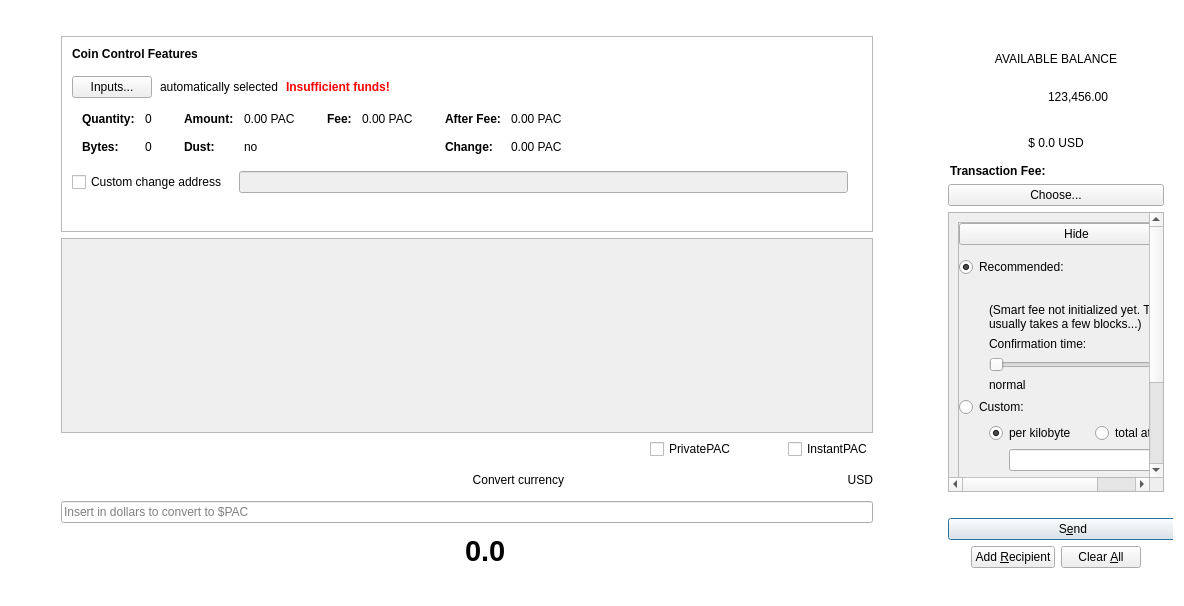
PACCommunity/PAC, file src/qt/forms/sendcoinsdialog.ui: the form before one commit.
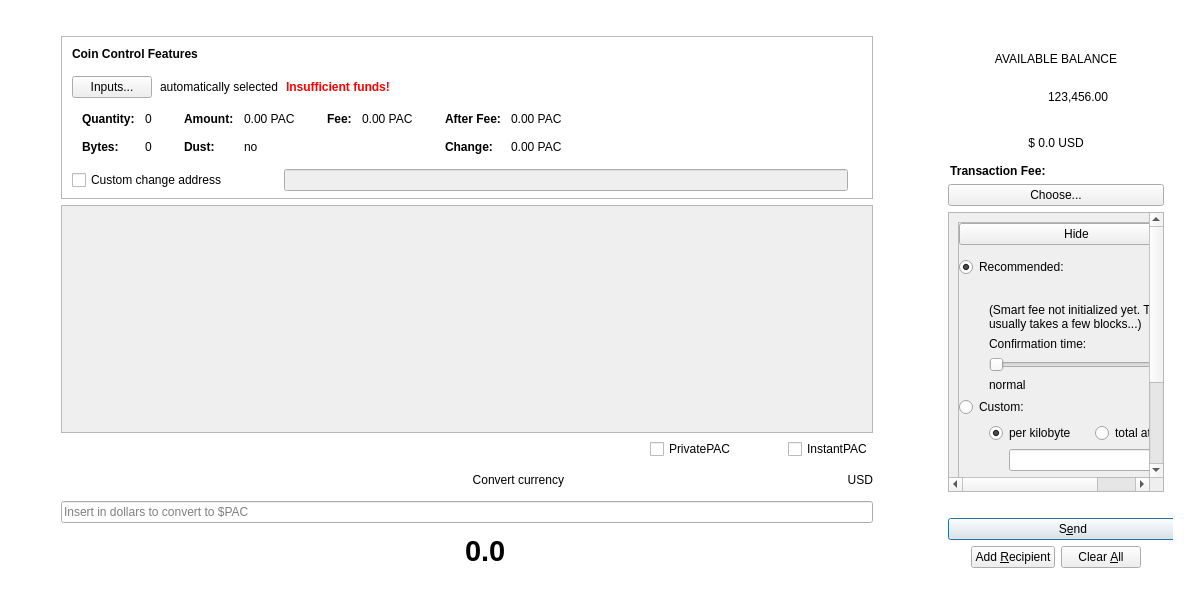
The form after the commit. Custom widgets are drawn as their Qt base class.

The edit to the form file:
```diff
--- a/src/qt/forms/sendcoinsdialog.ui
+++ b/src/qt/forms/sendcoinsdialog.ui
@@ -63,7 +63,7 @@
         <item>
          <widget class="QFrame" name="frameCoinControl">
           <property name="sizePolicy">
-           <sizepolicy hsizetype="Expanding" vsizetype="Expanding">
+           <sizepolicy hsizetype="Fixed" vsizetype="Fixed">
             <horstretch>0</horstretch>
             <verstretch>0</verstretch>
            </sizepolicy>
@@ -71,7 +71,7 @@
           <property name="maximumSize">
            <size>
             <width>16777215</width>
-            <height>16777215</height>
+            <height>200</height>
            </size>
           </property>
           <property name="frameShape">
@@ -560,6 +560,18 @@
                </property>
                <item>
                 <widget class="QCheckBox" name="checkBoxCoinControlChange">
+                 <property name="sizePolicy">
+                  <sizepolicy hsizetype="Fixed" vsizetype="Fixed">
+                   <horstretch>0</horstretch>
+                   <verstretch>0</verstretch>
+                  </sizepolicy>
+                 </property>
+                 <property name="minimumSize">
+                  <size>
+                   <width>200</width>
+                   <height>0</height>
+                  </size>
+                 </property>
                  <property name="toolTip">
                   <string>If this is activated, but the change address is empty or invalid, change will be sent to a newly generated address.</string>
                  </property>
@@ -579,6 +591,9 @@
                    <verstretch>0</verstretch>
                   </sizepolicy>
                  </property>
+                 <property name="styleSheet">
+                  <string notr="true"/>
+                 </property>
                 </widget>
                </item>
                <item>
@@ -634,7 +649,7 @@
              <x>0</x>
              <y>0</y>
              <width>811</width>
-             <height>180</height>
+             <height>185</height>
             </rect>
            </property>
            <property name="styleSheet">
@@ -1863,17 +1878,17 @@
   </layout>
  </widget>
  <customwidgets>
+  <customwidget>
+   <class>QValidatedLineEdit</class>
+   <extends>QLineEdit</extends>
+   <header>qvalidatedlineedit.h</header>
+  </customwidget>
   <customwidget>
    <class>BitcoinAmountField</class>
    <extends>QLineEdit</extends>
    <header>bitcoinamountfield.h</header>
    <container>1</container>
   </customwidget>
-  <customwidget>
-   <class>QValidatedLineEdit</class>
-   <extends>QLineEdit</extends>
-   <header>qvalidatedlineedit.h</header>
-  </customwidget>
  </customwidgets>
  <resources/>
  <connections/>
```
Left out of the diff: 2 changed lines with no effect on the pictures.
